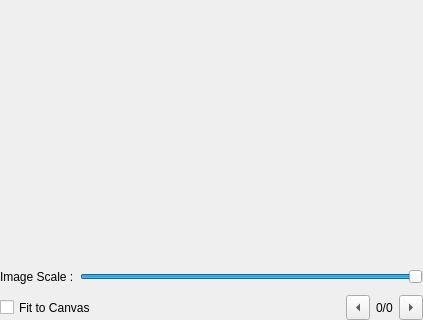
veryprofessionaldodo/Krita-Photobash-Images-Plugin, file photobash_images/photobash_images_docker.ui: the form before one commit; both pictures show x 0 to 423 and y 562 to 882 of the 423 by 882 pixel window.
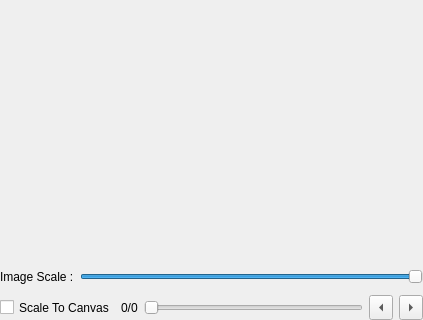
The form after the commit.

Commit message: tweaked pagination, now includes a slider

What changed in the file:
```diff
--- a/photobash_images/photobash_images_docker.ui
+++ b/photobash_images/photobash_images_docker.ui
@@ -364,7 +364,7 @@
         <item>
          <widget class="QCheckBox" name="fitCanvasCheckBox">
           <property name="sizePolicy">
-           <sizepolicy hsizetype="Expanding" vsizetype="Fixed">
+           <sizepolicy hsizetype="Minimum" vsizetype="Fixed">
             <horstretch>0</horstretch>
             <verstretch>0</verstretch>
            </sizepolicy>
@@ -385,7 +385,39 @@
            <enum>Qt::LeftToRight</enum>
           </property>
           <property name="text">
-           <string>Fit to Canvas</string>
+           <string>Scale To Canvas</string>
+          </property>
+         </widget>
+        </item>
+        <item>
+         <widget class="QLabel" name="paginationLabel">
+          <property name="sizePolicy">
+           <sizepolicy hsizetype="Preferred" vsizetype="Fixed">
+            <horstretch>0</horstretch>
+            <verstretch>0</verstretch>
+           </sizepolicy>
+          </property>
+          <property name="minimumSize">
+           <size>
+            <width>0</width>
+            <height>25</height>
+           </size>
+          </property>
+          <property name="maximumSize">
+           <size>
+            <width>16777215</width>
+            <height>25</height>
+           </size>
+          </property>
+          <property name="text">
+           <string>0/0</string>
+          </property>
+         </widget>
+        </item>
+        <item>
+         <widget class="QSlider" name="paginationSlider">
+          <property name="orientation">
+           <enum>Qt::Horizontal</enum>
           </property>
          </widget>
         </item>
@@ -411,31 +443,6 @@
           </property>
          </widget>
         </item>
-        <item>
-         <widget class="QLabel" name="paginationLabel">
-          <property name="sizePolicy">
-           <sizepolicy hsizetype="Preferred" vsizetype="Fixed">
-            <horstretch>0</horstretch>
-            <verstretch>0</verstretch>
-           </sizepolicy>
-          </property>
-          <property name="minimumSize">
-           <size>
-            <width>0</width>
-            <height>25</height>
-           </size>
-          </property>
-          <property name="maximumSize">
-           <size>
-            <width>16777215</width>
-            <height>25</height>
-           </size>
-          </property>
-          <property name="text">
-           <string>0/0</string>
-          </property>
-         </widget>
-        </item>
         <item>
          <widget class="QToolButton" name="nextButton">
           <property name="minimumSize">
```
Left out of the diff: 4 changed lines with no effect on the pictures. The commit also changes 1 other file.
